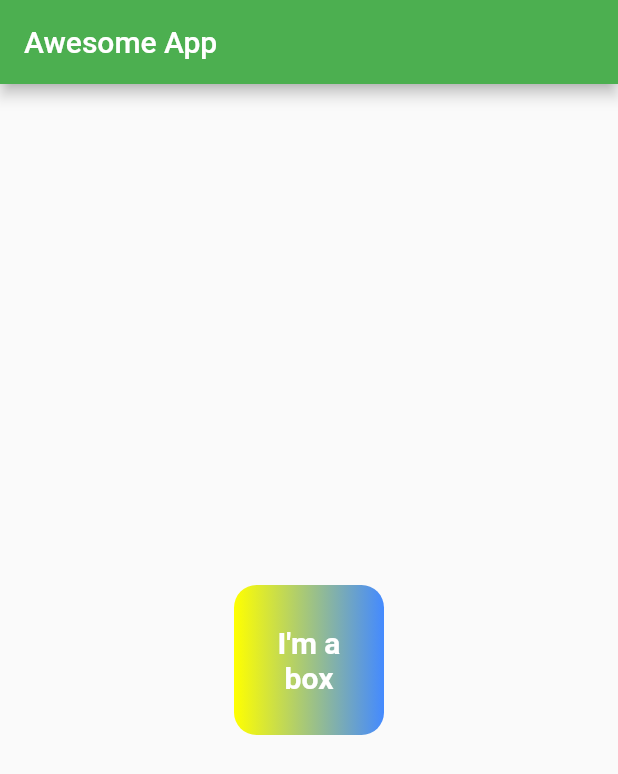
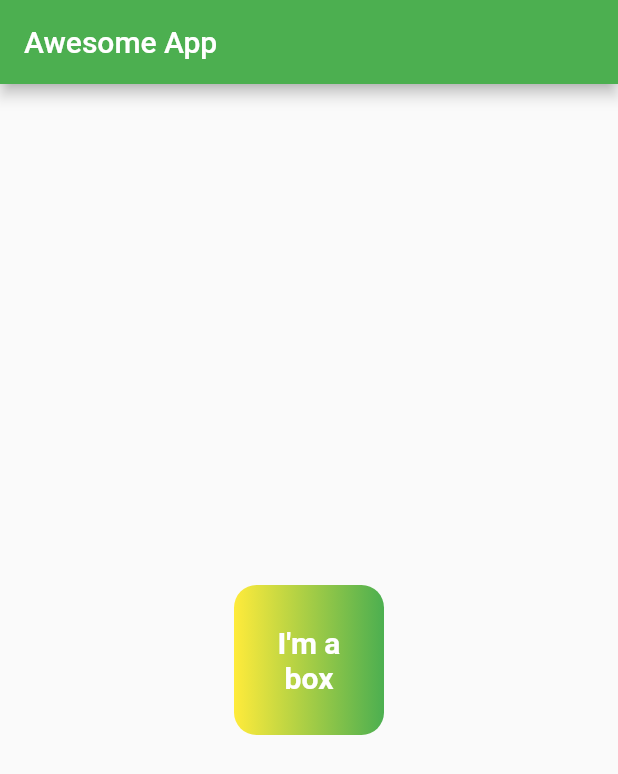
Before and after one commit to suhas-kadu/Awesome_App, a Flutter app: the screen it shows after launch, on a phone screen of 412 x 824 dp. Shown: the top 774 px of the screen. Run offline on Flutter 3.47's test engine with Material 2 defaults, Android fonts, the phone set to English and light mode, and no system bars.

Commit message:
ch2 completed

```diff
--- a/lib/main.dart
+++ b/lib/main.dart
@@ -33,8 +33,8 @@ class HomePage extends StatelessWidget {
             color: Colors.red,
             gradient: LinearGradient(
               colors: [
-                Colors.yellowAccent,
-                Colors.blueAccent,
+                Colors.yellow,
+                Colors.green,
               ],
             ),
             //shape: BoxShape.circle,
```
